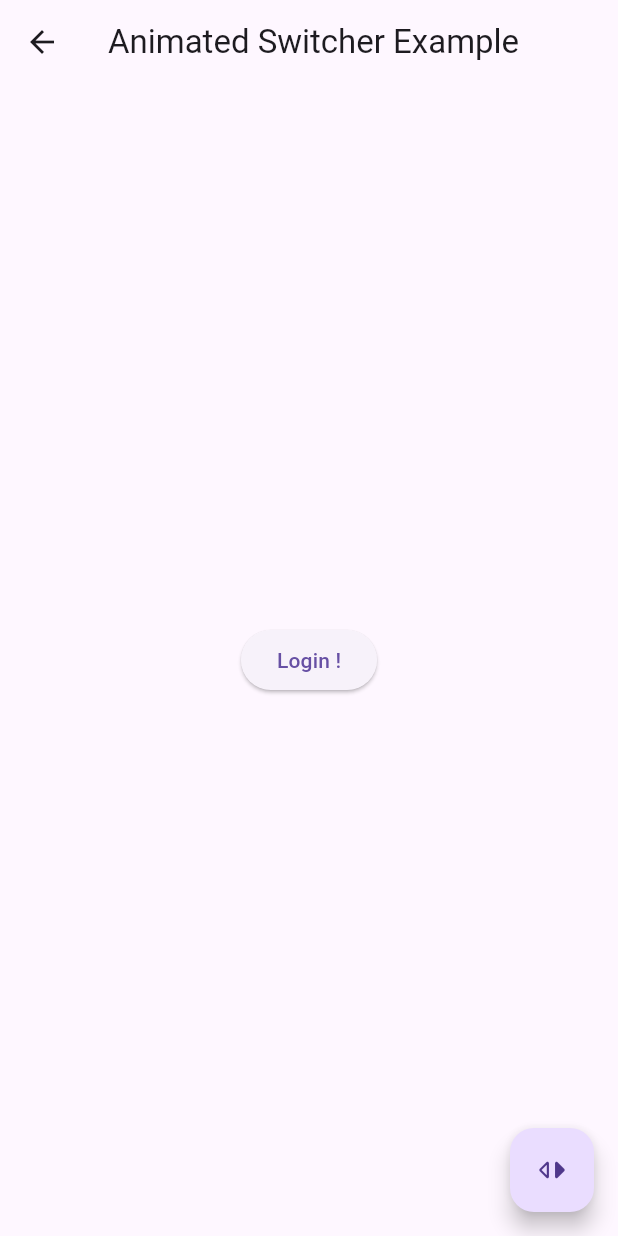
After one commit to salahsaleh1015/Flutter-Animation, a Flutter app: the screen it shows after launch, after a tap on "Animated Switcher Example", on a phone screen of 412 x 824 dp. The commit adds this screen. Run offline on Flutter 3.47's test engine with Material 3 defaults, Android fonts, the phone set to English and light mode, and no system bars.

Commit message:
implement Animated Switcher Example

```diff
--- a/lib/implicit_animations/animated_cross_fadeExample.dart
+++ b/lib/implicit_animations/animated_cross_fadeExample.dart
@@ -13,6 +13,9 @@ class _AnimatedCrossFadeExampleState extends State<AnimatedCrossFadeExample> {
   @override
   Widget build(BuildContext context) {
     return Scaffold(
+      appBar: AppBar(
+        title: const Text("AnimatedCrossFade Example"),
+      ),
       body: Center(
         child: GestureDetector(
           onTap: () {
--- /dev/null
+++ b/lib/implicit_animations/animated_switcher_example.dart
@@ -0,0 +1,43 @@
+import 'package:flutter/material.dart';
+
+class AnimatedSwitcherExample extends StatefulWidget {
+  const AnimatedSwitcherExample({super.key});
+
+  @override
+  State<AnimatedSwitcherExample> createState() =>
+      _AnimatedSwitcherExampleState();
+}
+
+class _AnimatedSwitcherExampleState extends State<AnimatedSwitcherExample> {
+  bool _isFirstCrossFadeVisible = true;
+  @override
+  Widget build(BuildContext context) {
+    return Scaffold(
+      appBar: AppBar(
+        title: const Text("Animated Switcher Example"),
+      ),
+      body: Center(
+          child: AnimatedSwitcher(
+        duration: const Duration(seconds: 1),
+        switchInCurve: Curves.bounceInOut,
+        switchOutCurve: Curves.decelerate,
+        child: _isFirstCrossFadeVisible
+            ? ElevatedButton(
+                onPressed: () {
+                  setState(() {
+                    _isFirstCrossFadeVisible = !_isFirstCrossFadeVisible;
+                  });
+                },
+                child: const Text("Login !"))
+            : const CircularProgressIndicator(),
+      )),
+      floatingActionButton: FloatingActionButton(
+          child: Icon(Icons.switch_left_rounded),
+          onPressed: () {
+            setState(() {
+              _isFirstCrossFadeVisible = !_isFirstCrossFadeVisible;
+            });
+          }),
+    );
+  }
+}
--- a/lib/main.dart
+++ b/lib/main.dart
@@ -7,6 +7,7 @@ import 'package:flutter_animation/implicit_animations/animated_default_text.dart
 import 'package:flutter_animation/implicit_animations/animated_padding_example.dart';
 import 'package:flutter_animation/implicit_animations/animated_physical_model.dart';
 import 'package:flutter_animation/implicit_animations/animated_positioned_example.dart';
+import 'package:flutter_animation/implicit_animations/animated_switcher_example.dart';
 
 import 'implicit_animations/animated_positioned_directional_example.dart';
 
@@ -125,6 +126,16 @@ class MainPage extends StatelessWidget {
                 },
                 child: const Text("Animated Cross Fade Example")),
 
+            ElevatedButton(
+                onPressed: () {
+                  Navigator.push(
+                      context,
+                      MaterialPageRoute(
+                          builder: (context) =>
+                          const AnimatedSwitcherExample()));
+                },
+                child: const Text("Animated Switcher Example")),
+
 
 
 
```
